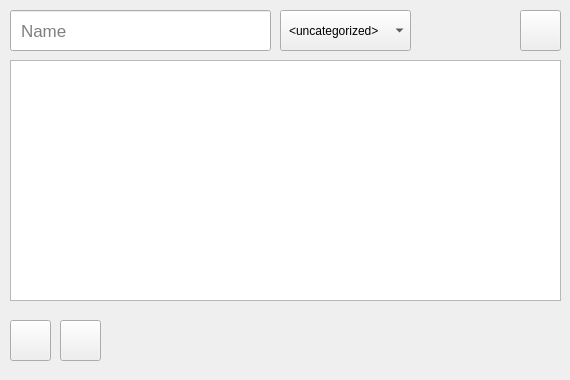
Qt form app/modules/ui/deck_widget.ui (DelevoXDG/FlashcardMaster) before a commit.
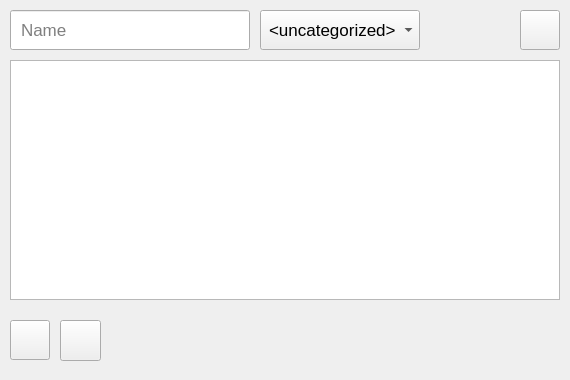
The same form after that commit. Icons and pictures are not drawn.

Diff of the .ui file:
```diff
--- a/app/modules/ui/deck_widget.ui
+++ b/app/modules/ui/deck_widget.ui
@@ -10,6 +10,18 @@
     <height>380</height>
    </rect>
   </property>
+  <property name="minimumSize">
+   <size>
+    <width>570</width>
+    <height>380</height>
+   </size>
+  </property>
+  <property name="maximumSize">
+   <size>
+    <width>570</width>
+    <height>380</height>
+   </size>
+  </property>
   <property name="windowTitle">
    <string>Deck Editor</string>
   </property>
@@ -18,8 +30,8 @@
     <rect>
      <x>10</x>
      <y>320</y>
-     <width>41</width>
-     <height>41</height>
+     <width>40</width>
+     <height>40</height>
     </rect>
    </property>
    <property name="cursor">
@@ -76,13 +88,12 @@
     <rect>
      <x>10</x>
      <y>10</y>
-     <width>261</width>
-     <height>41</height>
+     <width>240</width>
+     <height>40</height>
     </rect>
    </property>
    <property name="font">
     <font>
-     <family>Arial</family>
      <pointsize>13</pointsize>
     </font>
    </property>
@@ -98,12 +109,17 @@
   <widget class="QComboBox" name="category_combo_box">
    <property name="geometry">
     <rect>
-     <x>280</x>
+     <x>260</x>
      <y>10</y>
-     <width>131</width>
-     <height>41</height>
+     <width>160</width>
+     <height>40</height>
     </rect>
    </property>
+   <property name="font">
+    <font>
+     <pointsize>13</pointsize>
+    </font>
+   </property>
    <property name="styleSheet">
     <string notr="true">QComboBox {
                         padding-left: 8px;
@@ -124,8 +140,8 @@
     <rect>
      <x>10</x>
      <y>60</y>
-     <width>551</width>
-     <height>241</height>
+     <width>550</width>
+     <height>240</height>
     </rect>
    </property>
   </widget>
@@ -134,8 +150,8 @@
     <rect>
      <x>520</x>
      <y>10</y>
-     <width>41</width>
-     <height>41</height>
+     <width>40</width>
+     <height>40</height>
     </rect>
    </property>
    <property name="text">
```
Left out of the diff: 11 changed lines with no effect on the pictures.
